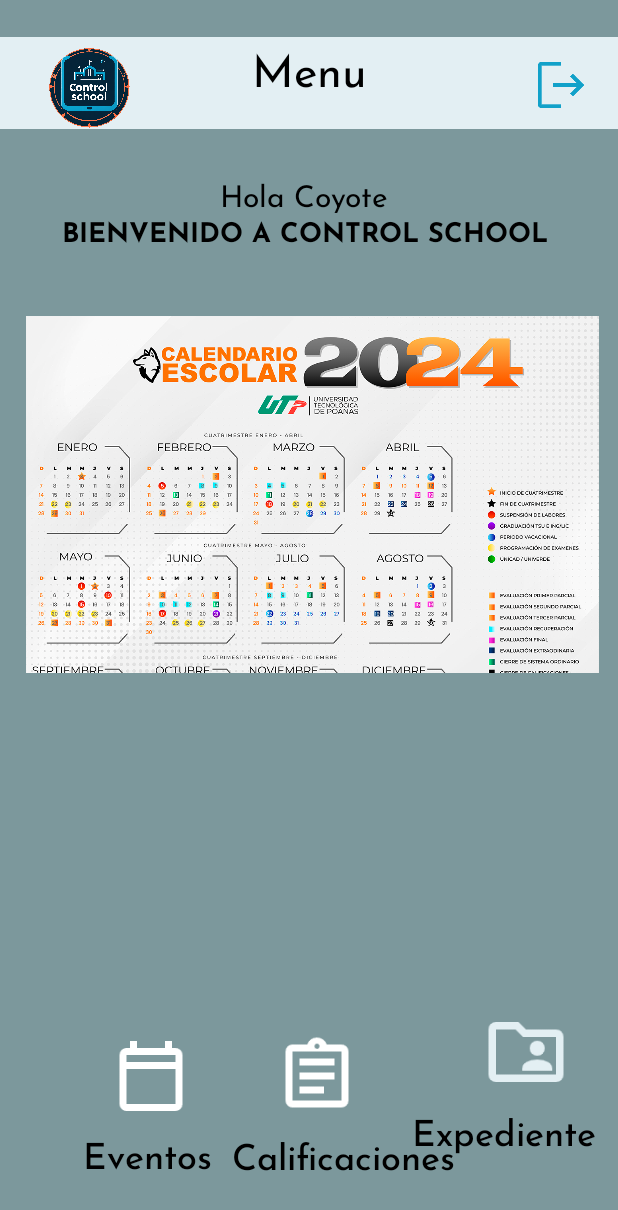
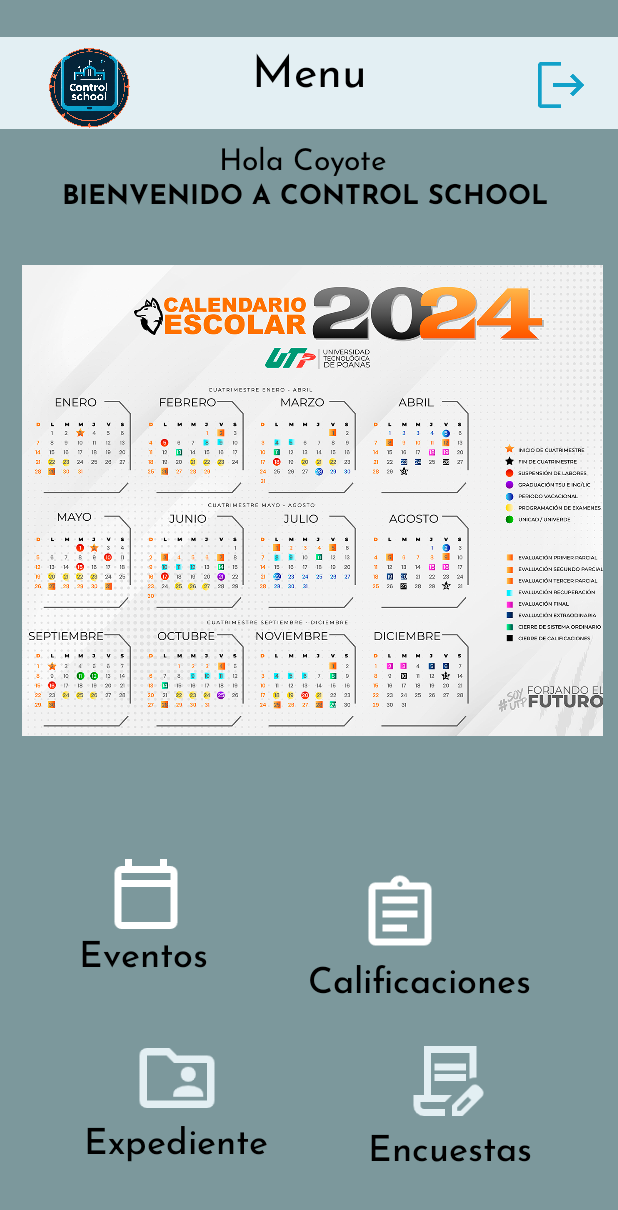
Before and after one commit to DavEd03/ControlSchool, an Android app: the screen it shows after launch once a user with an empty profile is signed in (Menu), on a phone screen of 412 x 824 dp. Shown: the top 1210 px of the screen. Run offline under Robolectric (Android 15) with nearby library versions, the phone set to English and light mode, and no system bars; our stand-ins replace Firebase (no records; nobody signed in at launch, a user with empty details on screens opened directly).

Commit message:
Actualizacion de menu principal

```diff
--- a/app/src/main/java/com/develompent/controlschool/Menu.java
+++ b/app/src/main/java/com/develompent/controlschool/Menu.java
@@ -73,8 +73,12 @@ public class Menu extends AppCompatActivity {
         intent.putExtra("nUsuario",userId);
         startActivity(intent);
     }
+    public void Encuestas(View view) {
+        Intent intent = new Intent(this, Enquestas.class);
+        startActivity(intent);
+    }
 
-    private void showErrorAndRedirect() {
+        private void showErrorAndRedirect() {
         // Mostrar un mensaje de error al usuario
         Toast.makeText(this, "Error al obtener la información del usuario. Por favor, intenta iniciar sesión nuevamente.", Toast.LENGTH_LONG).show();
         // Redirigir al usuario a la pantalla de inicio de sesión
--- a/app/src/main/res/layout/activity_menu.xml
+++ b/app/src/main/res/layout/activity_menu.xml
@@ -23,10 +23,10 @@
         android:textSize="18sp"
         app:layout_constraintBottom_toBottomOf="parent"
         app:layout_constraintEnd_toEndOf="parent"
-        app:layout_constraintHorizontal_bias="0.535"
+        app:layout_constraintHorizontal_bias="1.0"
         app:layout_constraintStart_toStartOf="parent"
         app:layout_constraintTop_toTopOf="parent"
-        app:layout_constraintVertical_bias="0.181" />
+        app:layout_constraintVertical_bias="0.149" />
 
     <TextView
         android:id="@+id/textView10"
@@ -39,10 +39,10 @@
         android:textSize="20sp"
         app:layout_constraintBottom_toBottomOf="parent"
         app:layout_constraintEnd_toEndOf="parent"
-        app:layout_constraintHorizontal_bias="0.154"
+        app:layout_constraintHorizontal_bias="0.0"
         app:layout_constraintStart_toStartOf="parent"
         app:layout_constraintTop_toTopOf="parent"
-        app:layout_constraintVertical_bias="0.149" />
+        app:layout_constraintVertical_bias="0.117" />
 
     <TextView
         android:id="@+id/textView4"
@@ -95,10 +95,10 @@
         android:onClick="Documentacion"
         app:layout_constraintBottom_toBottomOf="parent"
         app:layout_constraintEnd_toEndOf="parent"
-        app:layout_constraintHorizontal_bias="0.911"
+        app:layout_constraintHorizontal_bias="0.25"
         app:layout_constraintStart_toStartOf="parent"
         app:layout_constraintTop_toTopOf="parent"
-        app:layout_constraintVertical_bias="0.879"
+        app:layout_constraintVertical_bias="0.901"
         app:srcCompat="@mipmap/expedient" />
 
     <TextView
@@ -113,10 +113,10 @@
         android:textSize="24dp"
         app:layout_constraintBottom_toBottomOf="parent"
         app:layout_constraintEnd_toEndOf="parent"
-        app:layout_constraintHorizontal_bias="1.0"
+        app:layout_constraintHorizontal_bias="0.158"
         app:layout_constraintStart_toStartOf="parent"
         app:layout_constraintTop_toTopOf="parent"
-        app:layout_constraintVertical_bias="0.937" />
+        app:layout_constraintVertical_bias="0.944" />
 
     <ImageView
         android:id="@+id/imageView13"
@@ -125,14 +125,14 @@
         android:onClick="Calificaciones"
         app:layout_constraintBottom_toBottomOf="parent"
         app:layout_constraintEnd_toEndOf="parent"
-        app:layout_constraintHorizontal_bias="0.515"
+        app:layout_constraintHorizontal_bias="0.67"
         app:layout_constraintStart_toStartOf="parent"
         app:layout_constraintTop_toTopOf="parent"
-        app:layout_constraintVertical_bias="0.898"
+        app:layout_constraintVertical_bias="0.757"
         app:srcCompat="@mipmap/espewith" />
 
     <TextView
-        android:id="@+id/textView5"
+        android:id="@+id/textView8"
         android:layout_width="wrap_content"
         android:layout_height="wrap_content"
         android:fontFamily="@font/josefin_sans_medium"
@@ -143,10 +143,53 @@
         android:textSize="24sp"
         app:layout_constraintBottom_toBottomOf="parent"
         app:layout_constraintEnd_toEndOf="parent"
-        app:layout_constraintHorizontal_bias="0.603"
+        app:layout_constraintHorizontal_bias="0.803"
         app:layout_constraintStart_toStartOf="parent"
         app:layout_constraintTop_toTopOf="parent"
-        app:layout_constraintVertical_bias="0.952" />
+        app:layout_constraintVertical_bias="0.803" />
+
+    <ImageView
+        android:id="@+id/imageView23"
+        android:layout_width="56dp"
+        android:layout_height="56dp"
+        android:onClick="Encuestas"
+        app:layout_constraintBottom_toBottomOf="parent"
+        app:layout_constraintEnd_toEndOf="parent"
+        app:layout_constraintHorizontal_bias="0.754"
+        app:layout_constraintStart_toStartOf="parent"
+        app:layout_constraintTop_toTopOf="parent"
+        app:layout_constraintVertical_bias="0.902"
+        app:srcCompat="@mipmap/enquesta" />
+
+    <TextView
+        android:id="@+id/textView5"
+        android:layout_width="wrap_content"
+        android:layout_height="wrap_content"
+        android:fontFamily="@font/josefin_sans_medium"
+        android:onClick="Encuestas"
+        android:text="Encuestas "
+        android:textAlignment="center"
+        android:textColor="@color/black"
+        android:textSize="24sp"
+        app:layout_constraintBottom_toBottomOf="parent"
+        app:layout_constraintEnd_toEndOf="parent"
+        app:layout_constraintHorizontal_bias="0.83"
+        app:layout_constraintStart_toStartOf="parent"
+        app:layout_constraintTop_toTopOf="parent"
+        app:layout_constraintVertical_bias="0.944" />
+
+    <ImageView
+        android:id="@+id/imageView"
+        android:layout_width="56dp"
+        android:layout_height="56dp"
+        android:onClick="Eventos"
+        app:layout_constraintBottom_toBottomOf="parent"
+        app:layout_constraintEnd_toEndOf="parent"
+        app:layout_constraintHorizontal_bias="0.194"
+        app:layout_constraintStart_toStartOf="parent"
+        app:layout_constraintTop_toTopOf="parent"
+        app:layout_constraintVertical_bias="0.74"
+        app:srcCompat="@mipmap/calendarwithe" />
 
     <TextView
         android:id="@+id/textView7"
@@ -161,83 +204,39 @@
         android:textSize="24dp"
         app:layout_constraintBottom_toBottomOf="parent"
         app:layout_constraintEnd_toEndOf="parent"
-        app:layout_constraintHorizontal_bias="0.166"
+        app:layout_constraintHorizontal_bias="0.157"
         app:layout_constraintStart_toStartOf="parent"
         app:layout_constraintTop_toTopOf="parent"
-        app:layout_constraintVertical_bias="0.973" />
+        app:layout_constraintVertical_bias="0.799" />
 
-    <ImageView
-        android:id="@+id/imageView"
-        android:layout_width="56dp"
-        android:layout_height="56dp"
-        android:onClick="Eventos"
+    <HorizontalScrollView
+        android:layout_width="387dp"
+        android:layout_height="323dp"
         app:layout_constraintBottom_toBottomOf="parent"
         app:layout_constraintEnd_toEndOf="parent"
-        app:layout_constraintHorizontal_bias="0.205"
+        app:layout_constraintHorizontal_bias="0.6"
         app:layout_constraintStart_toStartOf="parent"
         app:layout_constraintTop_toTopOf="parent"
-        app:layout_constraintVertical_bias="0.898"
-        app:srcCompat="@mipmap/calendarwithe" />
-
-    <ScrollView
-        android:layout_width="407dp"
-        android:layout_height="258dp"
-        android:padding="10dp"
-        app:layout_constraintBottom_toBottomOf="parent"
-        app:layout_constraintEnd_toEndOf="parent"
-        app:layout_constraintHorizontal_bias="1.0"
-        app:layout_constraintStart_toStartOf="parent"
-        app:layout_constraintTop_toTopOf="parent"
-        app:layout_constraintVertical_bias="0.355">
+        app:layout_constraintVertical_bias="0.343">
 
         <LinearLayout
-            android:layout_width="match_parent"
-            android:layout_height="wrap_content"
-            android:orientation="vertical">
+            android:layout_width="wrap_content"
+            android:layout_height="match_parent"
+            android:orientation="horizontal">
 
             <ImageView
                 android:id="@+id/imageView5"
-                android:layout_width="match_parent"
-                android:layout_height="300dp"
-                app:srcCompat="@mipmap/calendar_24_01"
-                tools:layout_editor_absoluteX="166dp"
-                tools:layout_editor_absoluteY="173dp" />
+                android:layout_width="400dp"
+                android:layout_height="match_parent"
+                app:srcCompat="@mipmap/calendar_24_01" />
 
             <ImageView
                 android:id="@+id/imageView6"
-                android:layout_width="match_parent"
-                android:layout_height="300dp"
-                app:srcCompat="@mipmap/calendar_estadias_24_01"
-                tools:layout_editor_absoluteX="0dp"
-                tools:layout_editor_absoluteY="244dp" />
+                android:layout_width="400dp"
+                android:layout_height="match_parent"
+                app:srcCompat="@mipmap/calendar_estadias_24_01" />
         </LinearLayout>
-    </ScrollView>
-
-    <TableLayout
-        android:layout_width="366dp"
-        android:layout_height="206dp"
-        android:layout_marginBottom="180dp"
-        app:layout_constraintBottom_toBottomOf="parent"
-        app:layout_constraintEnd_toEndOf="parent"
-        app:layout_constraintHorizontal_bias="0.488"
-        app:layout_constraintStart_toStartOf="parent">
-
-        <TableRow
-            android:layout_width="match_parent"
-            android:layout_height="match_parent" />
-
-        <TableRow
-            android:layout_width="match_parent"
-            android:layout_height="match_parent" />
-
-        <TableRow
-            android:layout_width="match_parent"
-            android:layout_height="match_parent" />
-
-        <TableRow
-            android:layout_width="match_parent"
-            android:layout_height="match_parent" />
-    </TableLayout>
+    </HorizontalScrollView>
 
 
 </androidx.constraintlayout.widget.ConstraintLayout>
```
Also changed, not shown: app/src/main/res/layout/activity_calificaciones.xml (+11 -11 lines), app/src/main/res/layout/activity_doc.xml (+3 -56 lines).
